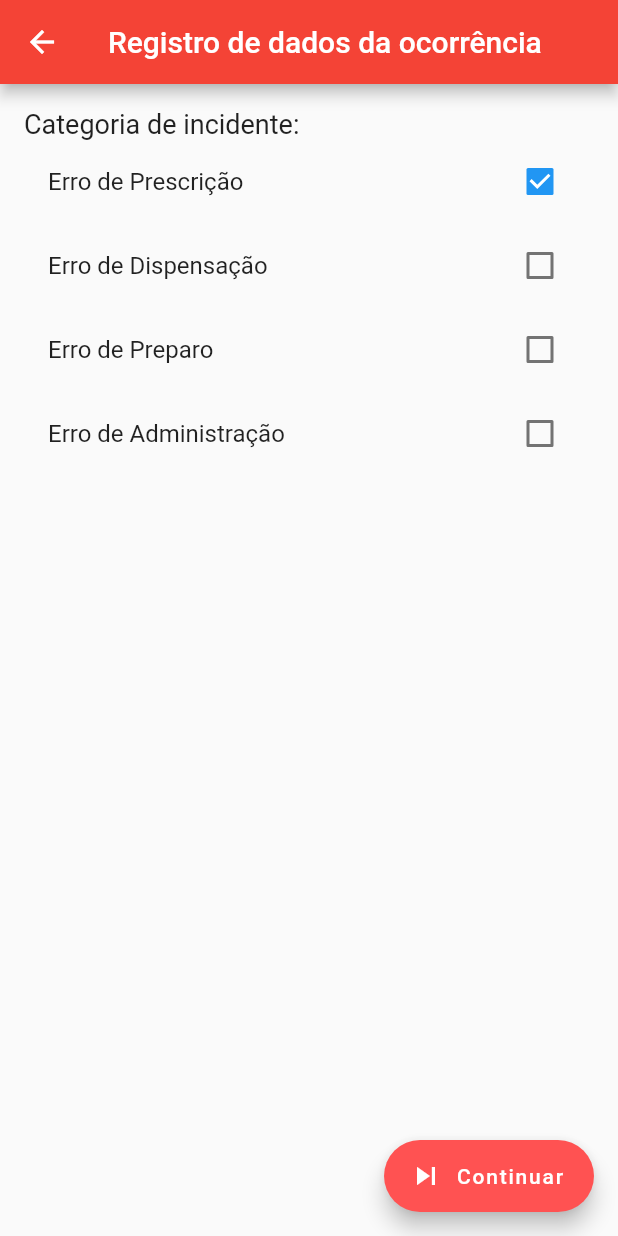
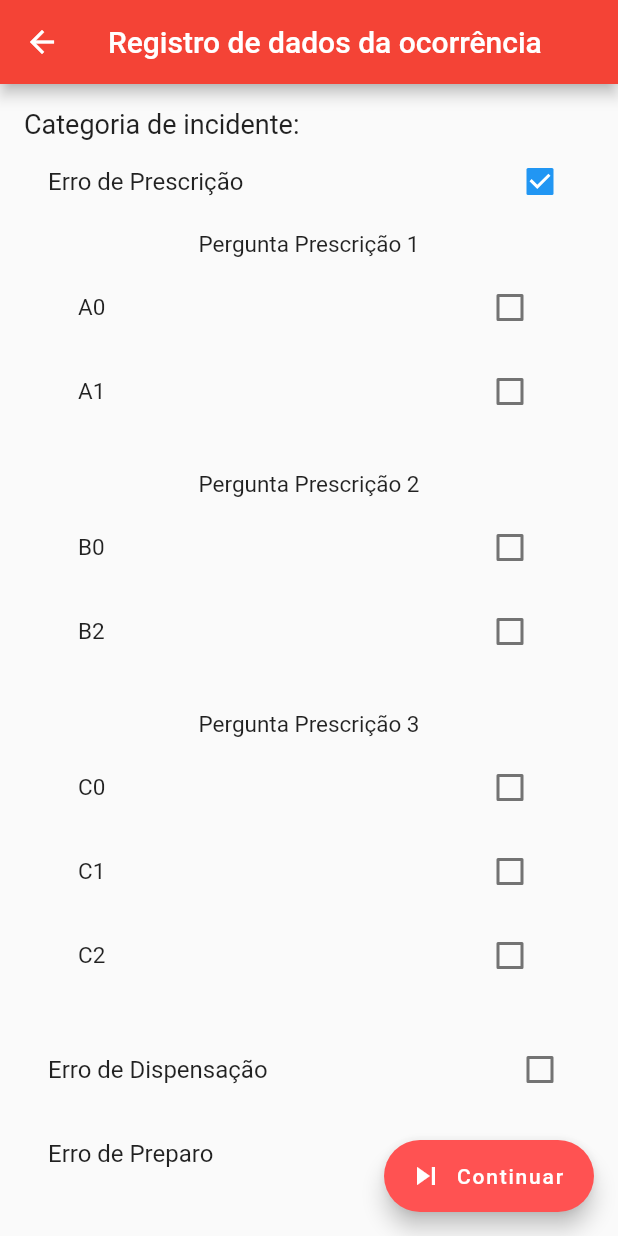
Before and after one commit to eullerm/NotiSAMU, a Flutter app: the Categoria screen opened directly with empty values, after a tap on "Erro de Prescrição", on a phone screen of 412 x 824 dp. Run offline on Flutter 3.47's test engine with Material 2 defaults, Android fonts, the phone set to English and light mode, and no system bars.

Commit message:
checkbox incidentes

```diff
--- a/notisamu/lib/screens/Registro/categoriaIncidente.dart
+++ b/notisamu/lib/screens/Registro/categoriaIncidente.dart
@@ -1,5 +1,5 @@
 import 'package:flutter/material.dart';
-import 'package:noti_samu/screens/Registro/perguntasErroDePrescri%C3%A7%C3%A3o.dart';
+import 'package:noti_samu/screens/Registro/infoExtra.dart';
 import 'package:noti_samu/screens/notificacao.dart';
 
 class Categoria extends StatefulWidget {
@@ -10,12 +10,88 @@ class Categoria extends StatefulWidget {
 }
 
 class _CategoriaState extends State<Categoria> {
-
   Map<String, bool> _categorias = {
     'Erro de Prescrição': false,
     'Erro de Dispensação': false,
     'Erro de Preparo': false,
     'Erro de Administração': false,
+  };
+
+  final List<String> perguntasPrescricao = [
+    'Pergunta Prescrição 1',
+    'Pergunta Prescrição 2',
+    'Pergunta Prescrição 3',
+  ];
+
+  final List<String> perguntasDispensacao = [
+    'Pergunta Dispensação 1',
+    'Pergunta Dispensação 2',
+    'Pergunta Dispensação 3',
+  ];
+
+  final List<String> perguntasPreparo = [
+    'Pergunta Preparo 1',
+    'Pergunta Preparo 2',
+    'Pergunta Preparo 3',
+  ];
+
+  final List<String> perguntasAdministracao = [
+    'Pergunta Administração 1',
+    'Pergunta Administração 2',
+    'Pergunta Administração 3',
+  ];
+
+  final Map<String, Map<String, bool>> errosPrescricao = {
+    'Pergunta Prescrição 1': {
+      'A0': false,
+      'A1': false,
+    },
+    'Pergunta Prescrição 2': {
+      'B0': false,
+      'B2': false,
+    },
+    'Pergunta Prescrição 3': {
+      'C0': false,
+      'C1': false,
+      'C2': false,
+    },
+  };
+
+  final Map<String, Map<String, bool>> errosDispensacao = {
+    'Pergunta Dispensação 1': {
+      'A0': false,
+      'A1': false,
+      'A2': false,
+    },
+    'Pergunta Dispensação 2': {
+      'B1': false,
+      'B2': false,
+    },
+    'Pergunta Dispensação 3': {
+      'C0': false,
+      'C2': false,
+    },
+  };
+
+  final Map<String, Map<String, bool>> errosPrepraro = {
+    'Pergunta Preparo 1': {
+      'A0': false,
+      'A2': false,
+    },
+    'Pergunta Preparo 2': {
+      'B0': false,
+      'B2': false,
+    },
+    'Pergunta Preparo 3': {
+      'C0': false,
+      'C1': false,
+    },
+  };
+
+  final Map<String, Map<String, bool>> errosAdministracao = {
+    'Pergunta Administração 1': {'A0': false, 'A1': false, 'A2': false},
+    'Pergunta Administração 2': {'B0': false, 'B1': false, 'B2': false},
+    'Pergunta Administração 3': {'C0': false, 'C1': false, 'C2': false},
   };
 
   @override
@@ -31,11 +107,16 @@ class _CategoriaState extends State<Categoria> {
   }
 
   _body(context) {
-    return ListView(
+    return Container(
+      padding: EdgeInsets.only(bottom: 40),
+      child: Scrollbar(
+        child: ListView(
           padding: EdgeInsets.all(16),
           children: <Widget>[
             _categoriaIncidente(),
           ],
+        ),
+      ),
     );
   }
 
@@ -50,26 +131,98 @@ class _CategoriaState extends State<Categoria> {
             fontSize: 18,
           ),
         ),
-        _checkBoxButton(),
+        _checkBoxButton(
+            "Erro de Prescrição", perguntasPrescricao, errosPrescricao),
+        _checkBoxButton(
+            "Erro de Dispensação", perguntasDispensacao, errosDispensacao),
+        _checkBoxButton("Erro de Preparo", perguntasPreparo, errosPrepraro),
+        _checkBoxButton("Erro de Administração", perguntasAdministracao,
+            errosAdministracao),
       ],
     );
   }
 
-  _checkBoxButton() {
+  _checkBoxButton(key, perguntas, erros) {
     return Column(
-      children: _categorias.keys
-          .map(
-            (String key) => CheckboxListTile(
+      children: <Widget>[
+        CheckboxListTile(
           title: Text(key),
           value: _categorias[key],
           onChanged: (bool value) {
+            setState(
+              () {
+                _categorias[key] = value;
+              },
+            );
+          },
+        ),
+        _validaPerguntas(key, perguntas, erros),
+      ],
+    );
+  }
+
+  _validaPerguntas(key, perguntas, erros) {
+    return _categorias[key] == true
+        ? _perguntas(perguntas, erros)
+        : SingleChildScrollView(
+            child: Container(),
+          );
+  }
+
+  _perguntas(perguntas, erros) {
+    return Column(
+      children: perguntas
+          .map<Widget>(
+            (String string) => Column(
+              children: <Widget>[
+                SizedBox(
+                  height: 5,
+                ),
+                _texto(string),
+                SizedBox(
+                  height: 5,
+                ),
+                _checkBoxButtonQuestion(erros, string),
+                SizedBox(
+                  height: 20,
+                ),
+              ],
+            ),
+          )
+          .toList(),
+    );
+  }
+
+  _texto(perguntas) {
+    return Text(
+      perguntas,
+      textAlign: TextAlign.left,
+      style: TextStyle(
+        fontSize: 15,
+      ),
+    );
+  }
+
+  _checkBoxButtonQuestion(erros, i) {
+    return Container(
+      padding: EdgeInsets.only(left: 20, right: 20,),
+      child: Column(
+        children: erros[i]
+            .keys
+            .map<Widget>(
+              (String key) => CheckboxListTile(
+                title: _texto(key),
+                value: erros[i][key],
+                onChanged: (bool value) {
                   setState(() {
-                  _categorias[key] = value;
+                    erros[i].forEach((k, v) => erros[i][k] = false);
+                    erros[i][key] = value;
                   });
                 },
               ),
             )
             .toList(),
+      ),
     );
   }
 
@@ -77,11 +230,11 @@ class _CategoriaState extends State<Categoria> {
     return FloatingActionButton.extended(
       onPressed: () {
         _categorias.forEach((k, v) {
-           if(v == true) this.widget.notificacao.incidente.add(k);
+          if (v == true) {
+            this.widget.notificacao.incidente.add(k);
+          }
         });
-        print(widget.notificacao.notificante);
-        Navigator.of(context)
-            .push(MaterialPageRoute(builder: (context) => Perguntas(widget.notificacao)));
+        Navigator.of(context).push(MaterialPageRoute(builder: (context) => InfoExtra(widget.notificacao)));
       },
       label: Text('Continuar'),
       icon: Icon(Icons.skip_next),
--- a/notisamu/lib/screens/VisualizacaoDeDados/dadosOpcionais.dart
+++ b/notisamu/lib/screens/VisualizacaoDeDados/dadosOpcionais.dart
@@ -181,7 +181,7 @@ class _DadosOpcionaisState extends State<DadosOpcionais> {
         GestureDetector(
           onTap: () => print("!"),
           child: Text(
-            this.widget.notificacao.sexo,
+            this.widget.notificacao.sexo ?? "Não informado",
             textAlign: TextAlign.left,
             style: TextStyle(
               fontSize: 20,
--- a/notisamu/lib/screens/aviso.dart
+++ b/notisamu/lib/screens/aviso.dart
@@ -56,7 +56,7 @@ class _AvisoState extends State<Aviso> {
         ),
         onPressed: () {
           Navigator.of(context)
-              .push(MaterialPageRoute(builder: (context) => Relator()));
+              .pushReplacement(MaterialPageRoute(builder: (context) => Relator()));
         },
       ),
     );
--- a/notisamu/lib/screens/login.dart
+++ b/notisamu/lib/screens/login.dart
@@ -81,7 +81,7 @@ class _LoginState extends State<Login> {
         ),
         onPressed: () {
           Navigator.of(context)
-              .push(MaterialPageRoute(builder: (context) => Aviso()));
+              .pushReplacement(MaterialPageRoute(builder: (context) => Aviso()));
         },
       ),
     );
--- a/notisamu/lib/screens/notificacao.dart
+++ b/notisamu/lib/screens/notificacao.dart
@@ -13,5 +13,6 @@ class Notificacao extends Model {
   String periodo;
   List<String> incidente = List();
   String infoExtra;
+  final Map<String, String> respostas = {};
 
 }
```
Also changed, not shown: notisamu/lib/screens/Registro/perguntasErroDeDispensação.dart (deleted, +0 -101 lines), notisamu/lib/screens/Registro/perguntasErroDePrescrição.dart (deleted, +0 -101 lines). Lines whose indentation alone changed are shown as unchanged.
